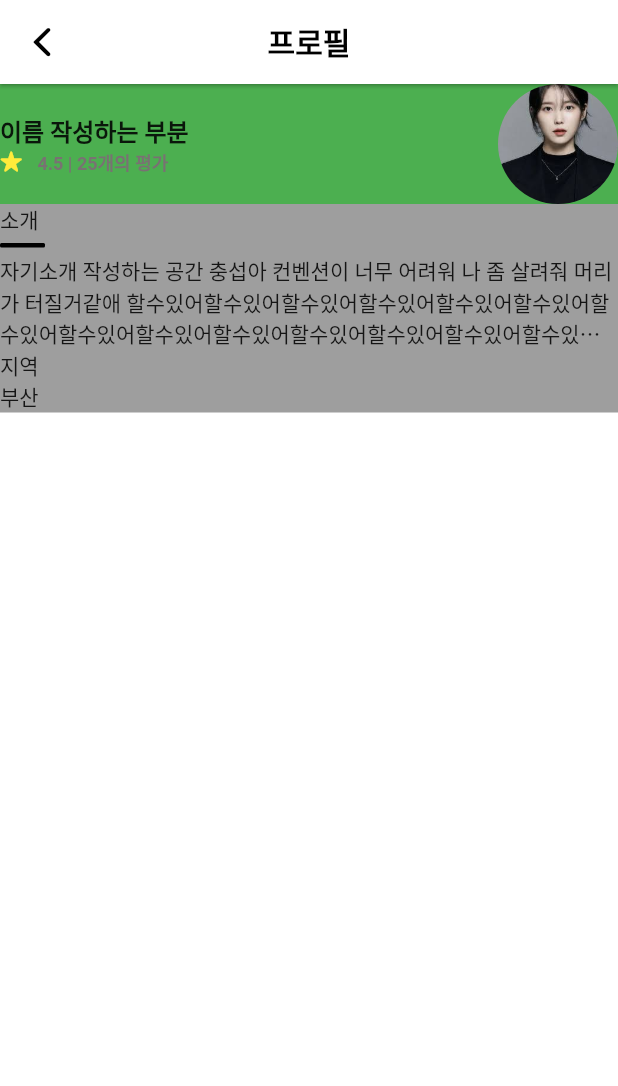
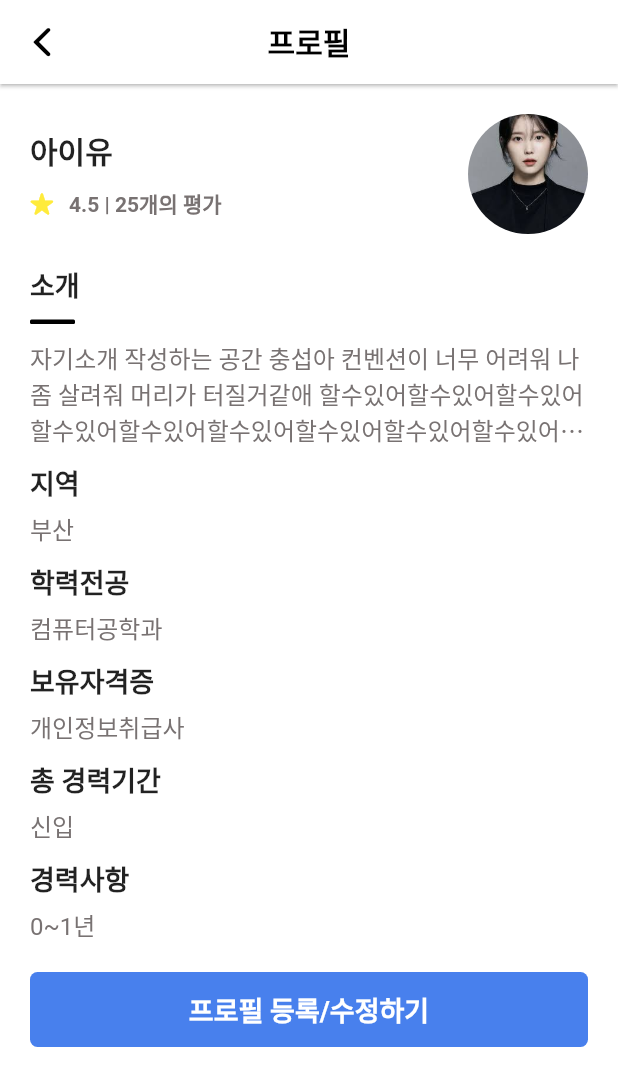
Before and after one commit to jungchungsub/class_project_front, a Flutter app: the UserProfileDetailPage screen opened by its route, on a phone screen of 412 x 824 dp. Shown: the top 1086 px of the screen. Run offline on Flutter 3.47's test engine with Material 2 defaults, Android fonts, the phone set to English and light mode, and no system bars; our stand-ins replace dropdown_button2, extended_image, google_fonts, persistent_bottom_nav_bar; missing offline and left inert: dart:ffi; network calls fail.

Commit message:
프로필 상세보기 페이지 초안 완

```diff
--- a/lib/pages/user/user_detail/components/image_box.dart
+++ b/lib/pages/user/user_detail/components/image_box.dart
@@ -7,14 +7,14 @@ class ImageBox extends StatelessWidget {
 
   @override
   Widget build(BuildContext context) {
+    Size size = MediaQuery.of(context).size;
     return Container(
       height: 125,
-      width: double.infinity,
+      // width: double.infinity,
+      width: size.width, // 미디어 쿼리 사용해서 넓이를 기기마다 맞게 설정 해줌.
       decoration: BoxDecoration(
         borderRadius: BorderRadius.circular(10),
-        image: DecorationImage(
-            image: NetworkImage("https://picsum.photos/200"),
-            fit: BoxFit.cover),
+        image: DecorationImage(image: NetworkImage("https://picsum.photos/200"), fit: BoxFit.cover),
       ),
     );
   }
--- /dev/null
+++ b/lib/pages/user/user_profile_detail/components/profile_detail.dart
@@ -0,0 +1,82 @@
+import 'package:finalproject_front/constants.dart';
+import 'package:flutter/material.dart';
+
+class ProfileDetail extends StatelessWidget {
+  const ProfileDetail({
+    Key? key,
+  }) : super(key: key);
+
+  @override
+  Widget build(BuildContext context) {
+    return Container(
+      child: Column(
+        crossAxisAlignment: CrossAxisAlignment.start,
+        children: [
+          _buildIntro("자기소개 작성하는 공간 충섭아 컨벤션이 너무 어려워 나 좀 살려줘 머리가 터질거같애 할수있어할수있어할수있어할수있어할수있어할수있어할수있어할수있어할수있어할수있어할수있어할수있어할수있어할수있어할수있어할수있어할수있어할수있어할수있어"),
+          SizedBox(height: 10),
+          _buildDetail("지역", "부산"),
+          SizedBox(height: 10),
+          _buildDetail("학력전공", "컴퓨터공학과"),
+          SizedBox(height: 10),
+          _buildDetail("보유자격증", "개인정보취급사"),
+          SizedBox(height: 10),
+          _buildDetail("총 경력기간", "신입"),
+          SizedBox(height: 10),
+          _buildDetail("경력사항", "0~1년"),
+        ],
+      ),
+    );
+  }
+
+  Container _buildIntro(String introContent) {
+    return Container(
+      child: Column(
+        crossAxisAlignment: CrossAxisAlignment.start,
+        children: [
+          Text(
+            "소개",
+            style: TextStyle(fontSize: 18, fontWeight: FontWeight.bold),
+          ),
+          SizedBox(height: 10),
+          Container(
+            decoration: BoxDecoration(
+              color: Colors.black,
+              borderRadius: BorderRadius.circular(1),
+            ),
+            width: 30,
+            height: 3,
+          ),
+          SizedBox(height: 10),
+          Container(
+            decoration: BoxDecoration(),
+            child: Text(
+              "${introContent}",
+              style: TextStyle(fontSize: 16, fontWeight: FontWeight.normal, color: gSubTextColor),
+              maxLines: 3,
+              overflow: TextOverflow.ellipsis,
+            ),
+          ),
+        ],
+      ),
+    );
+  }
+
+  Container _buildDetail(String detailTitle, String detailContent) {
+    return Container(
+      child: Column(
+        crossAxisAlignment: CrossAxisAlignment.start,
+        children: [
+          Text(
+            "${detailTitle}",
+            style: TextStyle(fontSize: 18, fontWeight: FontWeight.bold),
+          ),
+          SizedBox(height: 5),
+          Text(
+            "${detailContent}",
+            style: TextStyle(fontSize: 16, fontWeight: FontWeight.normal, color: gSubTextColor),
+          ),
+        ],
+      ),
+    );
+  }
+}
--- /dev/null
+++ b/lib/pages/user/user_profile_detail/components/profile_header.dart
@@ -0,0 +1,63 @@
+import 'package:finalproject_front/constants.dart';
+import 'package:flutter/cupertino.dart';
+import 'package:flutter/material.dart';
+
+class ProfileHeader extends StatelessWidget {
+  const ProfileHeader({
+    Key? key,
+  }) : super(key: key);
+
+  @override
+  Widget build(BuildContext context) {
+    return Container(
+      child: Row(
+        mainAxisAlignment: MainAxisAlignment.spaceBetween,
+        children: [
+          Container(
+            child: Column(
+              crossAxisAlignment: CrossAxisAlignment.start,
+              children: [
+                _buildName(),
+                SizedBox(height: 10),
+                _buildReview(),
+              ],
+            ),
+          ),
+          _buildPicture()
+        ],
+      ),
+    );
+  }
+
+  ClipRRect _buildPicture() {
+    return ClipRRect(
+      borderRadius: BorderRadius.circular(150),
+      child: Image.asset(
+        "assets/picture.jpg",
+        width: 80,
+        height: 80,
+        fit: BoxFit.cover,
+      ),
+    );
+  }
+
+  Row _buildReview() {
+    return Row(
+      children: [
+        Icon(CupertinoIcons.star_fill, color: Colors.yellow, size: 16),
+        SizedBox(width: 10),
+        Text(
+          "4.5 | 25개의 평가",
+          style: TextStyle(color: gSubTextColor, fontWeight: FontWeight.bold, fontSize: 14),
+        ),
+      ],
+    );
+  }
+
+  Text _buildName() {
+    return Text(
+      "아이유",
+      style: TextStyle(fontSize: 20, fontWeight: FontWeight.bold),
+    );
+  }
+}
--- a/lib/pages/user/user_profile_detail/user_profile_detail_page.dart
+++ b/lib/pages/user/user_profile_detail/user_profile_detail_page.dart
@@ -1,6 +1,8 @@
 import 'dart:ffi';
 
 import 'package:finalproject_front/constants.dart';
+import 'package:finalproject_front/pages/user/user_profile_detail/components/profile_detail.dart';
+import 'package:finalproject_front/pages/user/user_profile_detail/components/profile_header.dart';
 import 'package:flutter/cupertino.dart';
 import 'package:flutter/material.dart';
 import 'package:flutter/src/widgets/container.dart';
@@ -14,52 +16,43 @@ class UserProfileDetailPage extends StatelessWidget {
     return Scaffold(
       appBar: _buildAppbar(context),
       body: SingleChildScrollView(
+        child: Padding(
+          padding: const EdgeInsets.all(20.0),
           child: Column(
             children: [
-            Header(),
-            Container(
-              color: Colors.grey,
-              child: Column(
-                crossAxisAlignment: CrossAxisAlignment.start,
-                children: [
-                  Container(
-                    child: Column(
-                      crossAxisAlignment: CrossAxisAlignment.start,
-                      children: [
-                        Text("소개"),
-                        SizedBox(height: 5),
-                        Container(
-                          decoration: BoxDecoration(
-                            color: Colors.black,
-                            borderRadius: BorderRadius.circular(1),
-                          ),
-                          width: 30,
-                          height: 3,
-                        ),
-                        SizedBox(height: 5),
-                        Container(
-                          decoration: BoxDecoration(),
-                          child: Text(
-                            "자기소개 작성하는 공간 충섭아 컨벤션이 너무 어려워 나 좀 살려줘 머리가 터질거같애 할수있어할수있어할수있어할수있어할수있어할수있어할수있어할수있어할수있어할수있어할수있어할수있어할수있어할수있어할수있어할수있어할수있어할수있어할수있어",
-                            maxLines: 3,
-                            overflow: TextOverflow.ellipsis,
-                          ),
-                        ),
+              ProfileHeader(),
+              SizedBox(height: 20),
+              ProfileDetail(),
+              SizedBox(height: 20),
+              _buildProfileInsertButton(context),
             ],
           ),
         ),
-                  Container(
-                    child: Column(
-                      children: [
-                        Text("지역"),
-                        Text("부산"),
-                      ],
+      ),
+    );
+  }
+
+  InkWell _buildProfileInsertButton(BuildContext context) {
+    return InkWell(
+      onTap: () {
+        Navigator.pushNamed(context, "/ProfileInsertPage");
+      },
+      child: Container(
+        width: double.maxFinite,
+        height: 50,
+        decoration: BoxDecoration(
+          borderRadius: BorderRadius.circular(5),
+          color: gButtonOffColor,
+        ),
+        child: Center(
+          child: Text(
+            "프로필 등록/수정하기",
+            style: TextStyle(
+              fontSize: 18,
+              fontWeight: FontWeight.bold,
+              color: Colors.white,
             ),
           ),
-                ],
-              ),
-            ),
-          ],
         ),
       ),
     );
@@ -85,55 +78,3 @@ class UserProfileDetailPage extends StatelessWidget {
     );
   }
 }
-
-class Header extends StatelessWidget {
-  const Header({
-    Key? key,
-  }) : super(key: key);
-
-  @override
-  Widget build(BuildContext context) {
-    return Container(
-      color: Colors.green,
-      child: Row(
-        mainAxisAlignment: MainAxisAlignment.spaceBetween,
-        children: [
-          Container(
-            child: Column(
-              crossAxisAlignment: CrossAxisAlignment.start,
-              children: [
-                Text(
-                  "이름 작성하는 부분",
-                  style: TextStyle(fontSize: 16, fontWeight: FontWeight.bold),
-                ),
-                Row(
-                  children: [
-                    Icon(CupertinoIcons.star_fill,
-                        color: Colors.yellow, size: 15),
-                    SizedBox(width: 10),
-                    Text(
-                      "4.5 | 25개의 평가",
-                      style: TextStyle(
-                          color: gSubTextColor,
-                          fontWeight: FontWeight.bold,
-                          fontSize: 12),
-                    ),
-                  ],
-                )
-              ],
-            ),
-          ),
-          ClipRRect(
-            borderRadius: BorderRadius.circular(150),
-            child: Image.asset(
-              "assets/picture.jpg",
-              width: 80,
-              height: 80,
-              fit: BoxFit.cover,
-            ),
-          )
-        ],
-      ),
-    );
-  }
-}
--- a/lib/pages/user/user_profile_insert/user_profile_insert_page.dart
+++ b/lib/pages/user/user_profile_insert/user_profile_insert_page.dart
@@ -0,0 +1,12 @@
+import 'package:flutter/material.dart';
+
+class UserProfileInsertPage extends StatelessWidget {
+  const UserProfileInsertPage({super.key});
+
+  @override
+  Widget build(BuildContext context) {
+    return Center(
+      child: Text("UserProfileInsertPage"),
+    );
+  }
+}
```
Lines whose indentation alone changed are shown as unchanged.
